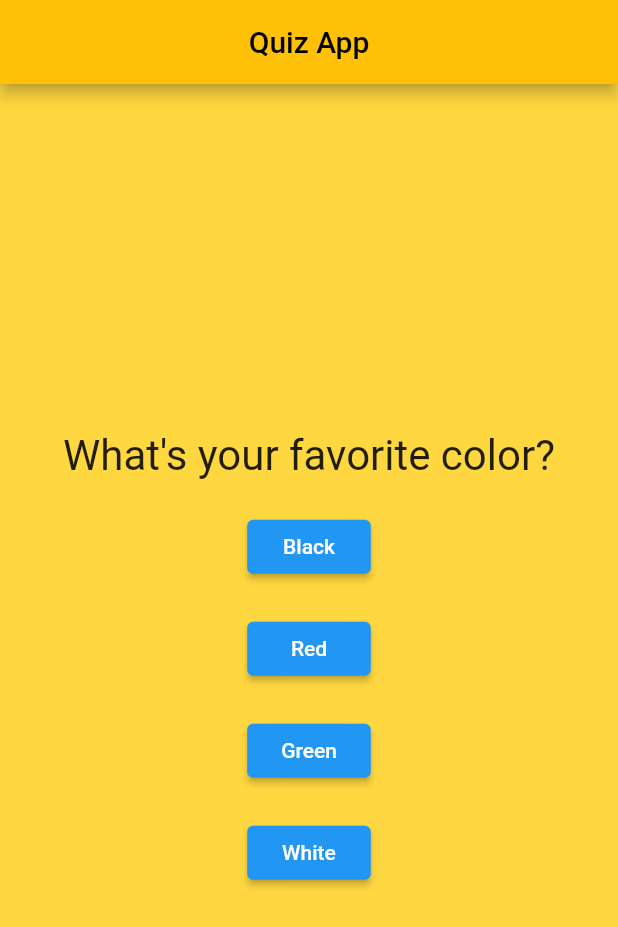
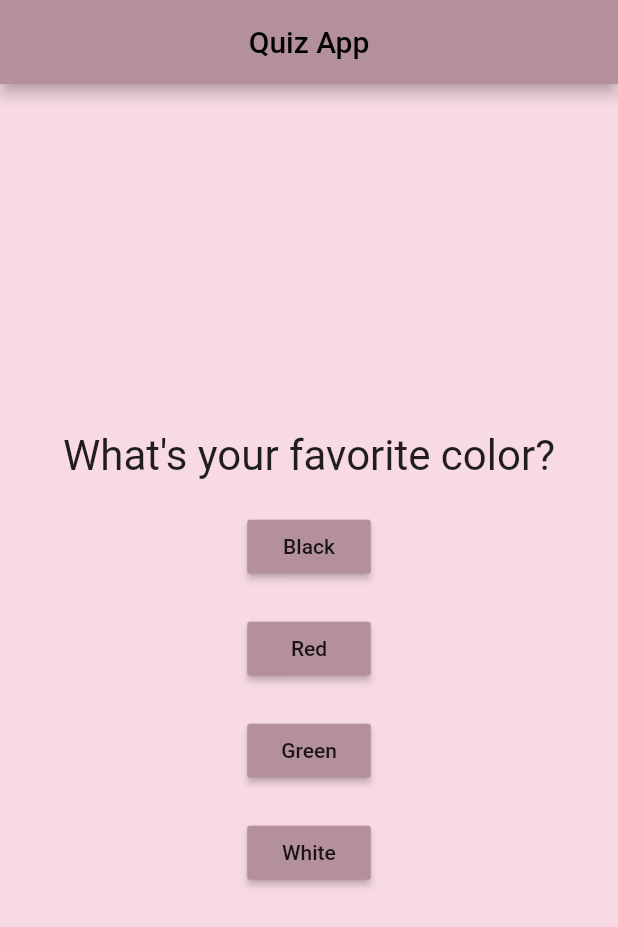
Before and after one commit to kainat-Batool/quiz_app, a Flutter app: the screen it shows after launch, on a phone screen of 412 x 824 dp. Shown: the top 927 px of the screen. Run offline on Flutter 3.47's test engine with Material 2 defaults, Android fonts, the phone set to English and light mode, and no system bars.

Commit message:
Material Button

```diff
--- a/lib/answer.dart
+++ b/lib/answer.dart
@@ -18,7 +18,8 @@ class _AnswerState extends State<Answer> {
     return Container(
       width: MediaQuery.of(context).size.width * 0.2,
       margin: EdgeInsets.all(10),
-      child: ElevatedButton(
+      child: MaterialButton(
+        color: Color(0xffB4909C),
         child: Text(widget.answerText),
         onPressed: () {
           widget.selectHandler();
--- a/lib/main.dart
+++ b/lib/main.dart
@@ -66,15 +66,16 @@ class _MyAppState extends State<MyApp> {
   Widget build(BuildContext context) {
     return MaterialApp(
       debugShowCheckedModeBanner: false,
-      home: Scaffold(
-        backgroundColor: Colors.amberAccent,
+      home: SafeArea(
+        child: Scaffold(
+          backgroundColor: Color(0xFFF8DAE4),
           appBar: AppBar(
             centerTitle: true,
             title: Text(
               'Quiz App',
               style: TextStyle(color: Colors.black),
             ),
-          backgroundColor: Colors.amber,
+            backgroundColor: Color(0xffB4909C),
           ),
           body: questionIndex < questions.length
               ? Quiz(
@@ -83,6 +84,7 @@ class _MyAppState extends State<MyApp> {
                   questionIndex: questionIndex)
               : Result(_totalScore),
         ),
+      ),
     );
   }
 }
```
Lines whose indentation alone changed are shown as unchanged.
